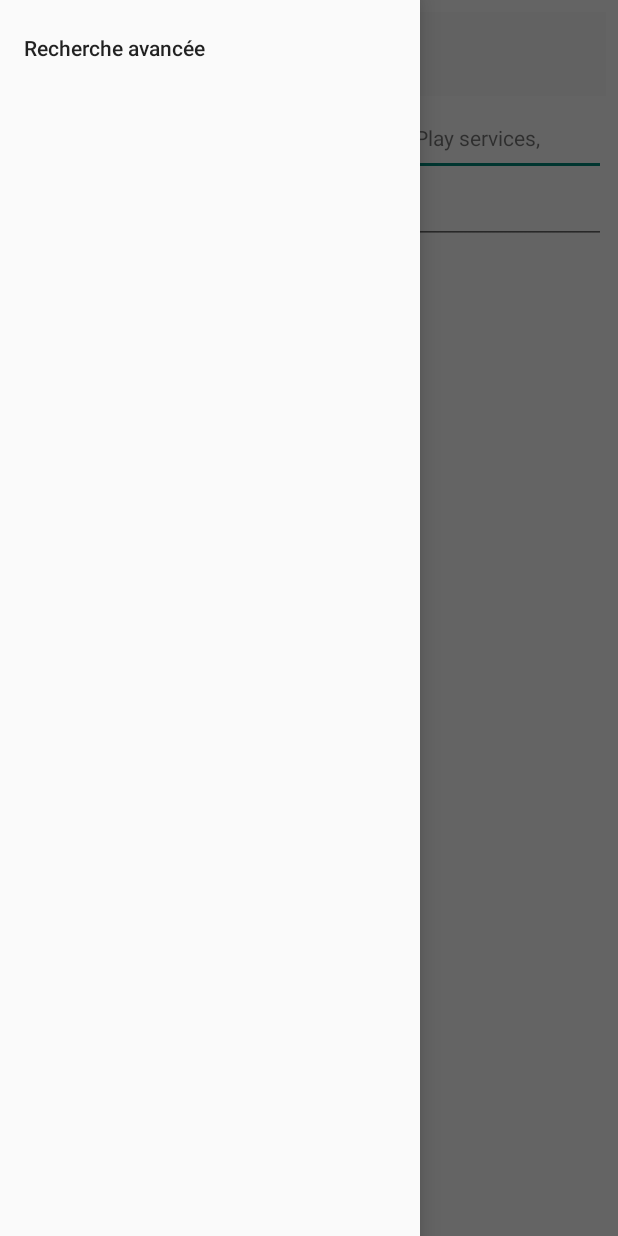
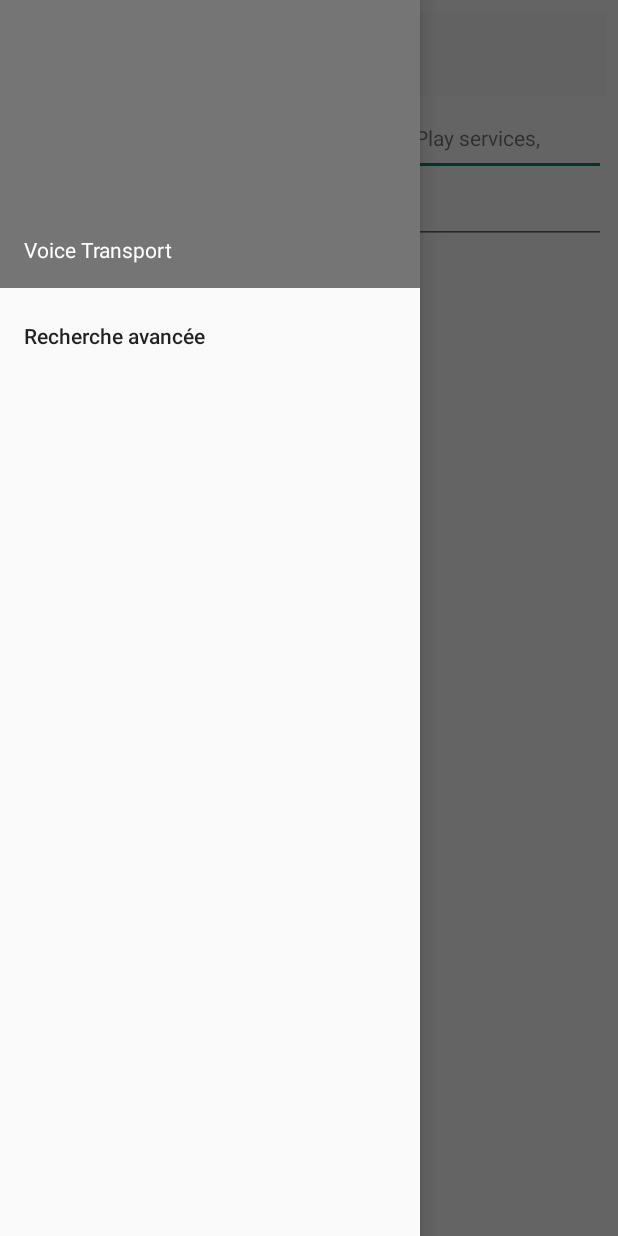
Before and after one commit to NBarseyni/VoiceTransport, an Android app: the screen it shows after launch (MainActivity), with the side drawer open, on a phone screen of 412 x 824 dp. Run offline under Robolectric (Android 15) with nearby library versions, the phone set to English and light mode, and no system bars; libraries missing offline, so code that uses them is left out: com.google.maps.errors, com.google.maps.model.

Commit message:
Ajout navigation drawer header

```diff
--- a/app/src/main/res/layout/activity_main.xml
+++ b/app/src/main/res/layout/activity_main.xml
@@ -92,6 +92,7 @@
         android:layout_height="match_parent"
         android:layout_gravity="start"
         android:fitsSystemWindows="true"
-        app:menu="@menu/drawer_view" />
+        app:menu="@menu/drawer_view"
+        app:headerLayout="@layout/nav_header"/>
 
 </android.support.v4.widget.DrawerLayout>
--- /dev/null
+++ b/app/src/main/res/layout/nav_header.xml
@@ -0,0 +1,17 @@
+<?xml version="1.0" encoding="utf-8"?>
+<LinearLayout xmlns:android="http://schemas.android.com/apk/res/android"
+    android:layout_width="match_parent"
+    android:layout_height="192dp"
+    android:background="?attr/colorPrimaryDark"
+    android:padding="16dp"
+    android:theme="@style/ThemeOverlay.AppCompat.Dark"
+    android:orientation="vertical"
+    android:gravity="bottom">
+
+    <TextView
+        android:layout_width="match_parent"
+        android:layout_height="wrap_content"
+        android:text="Voice Transport"
+        android:textAppearance="@style/TextAppearance.AppCompat.Body1"/>
+
+</LinearLayout>
```
